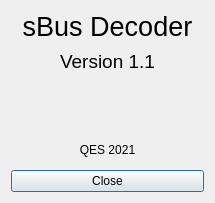
Above: Software/SBusDecoderClient/aboutdialog.ui from bemcgarvey/SBus-Decoder before the change. Below: the same form after it.
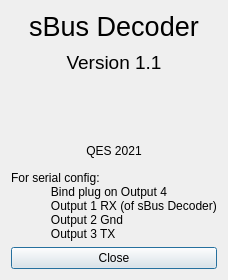
That is the form after the change. Icons and pictures are not drawn.

```diff
--- a/Software/SBusDecoderClient/aboutdialog.ui
+++ b/Software/SBusDecoderClient/aboutdialog.ui
@@ -7,7 +7,7 @@
     <x>0</x>
     <y>0</y>
     <width>215</width>
-    <height>203</height>
+    <height>280</height>
    </rect>
   </property>
   <property name="windowTitle">
@@ -109,6 +109,23 @@
      </property>
     </widget>
    </item>
+   <item>
+    <widget class="QLabel" name="label_5">
+     <property name="text">
+      <string>For serial config: 
+            Bind plug on Output 4
+            Output 1 RX (of sBus Decoder)
+            Output 2 Gnd
+            Output 3 TX</string>
+     </property>
+     <property name="textFormat">
+      <enum>Qt::PlainText</enum>
+     </property>
+     <property name="wordWrap">
+      <bool>false</bool>
+     </property>
+    </widget>
+   </item>
    <item>
     <widget class="QPushButton" name="closePushButton">
      <property name="text">
```
